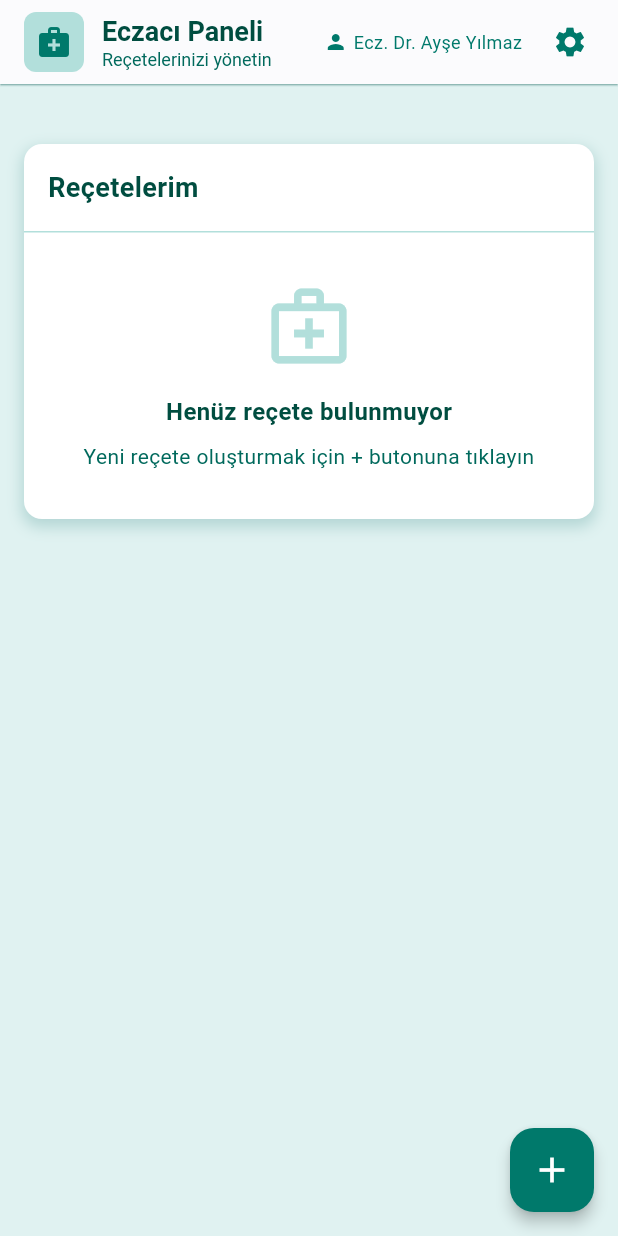
After one commit to Mert30/YZTA-Bootcamp-Group-110, a Flutter app: the PharmacyHomePage screen opened directly, on a phone screen of 412 x 824 dp. The commit adds this screen. Run offline on Flutter 3.47's test engine with Material 3 defaults, Android fonts, the light colour scheme and no system bars; our stand-ins replace cloud_firestore, firebase_auth, firebase_core; missing offline and left inert: mobile_scanner; accounts and stored records are empty.

Commit message:
feat: Eczacı paneli ana sayfa (pharmacy_home_page) arayüzü eklendi

```diff
--- /dev/null
+++ b/smart_med_assistant/lib/pages/pharmacy_home_page.dart
@@ -0,0 +1,395 @@
+import 'package:cloud_firestore/cloud_firestore.dart';
+import 'package:flutter/material.dart';
+import 'pharmacy_process_page.dart';
+
+class PharmacyHomePage extends StatefulWidget {
+  const PharmacyHomePage({Key? key}) : super(key: key);
+
+  @override
+  State<PharmacyHomePage> createState() => _PharmacyHomePageState();
+}
+
+class _PharmacyHomePageState extends State<PharmacyHomePage> {
+  static const String _doctorName = 'Ecz. Dr. Ayşe Yılmaz';
+  static const String _appTitle = 'Eczacı Paneli';
+  static const String _appSubtitle = 'Reçetelerinizi yönetin';
+
+  @override
+  Widget build(BuildContext context) {
+    return Scaffold(
+      backgroundColor: AppColors.background,
+      appBar: _buildAppBar(),
+      body: _buildBody(),
+      floatingActionButton: _buildFloatingActionButton(),
+    );
+  }
+
+  PreferredSizeWidget _buildAppBar() {
+    return AppBar(
+      backgroundColor: Colors.white,
+      elevation: 0.5,
+      shadowColor: Colors.teal,
+      title: _buildAppBarTitle(),
+      actions: [_buildAppBarActions()],
+    );
+  }
+
+  Widget _buildAppBarTitle() {
+    return Row(
+      children: [
+        _buildAppIcon(),
+        const SizedBox(width: 12),
+        _buildTitleColumn(),
+      ],
+    );
+  }
+
+  Widget _buildAppIcon() {
+    return Container(
+      padding: const EdgeInsets.all(8),
+      decoration: BoxDecoration(
+        color: AppColors.primaryLight,
+        borderRadius: BorderRadius.circular(8),
+      ),
+      child: Icon(
+        Icons.medical_services,
+        color: AppColors.primary,
+        size: 24,
+      ),
+    );
+  }
+
+  Widget _buildTitleColumn() {
+    return Column(
+      crossAxisAlignment: CrossAxisAlignment.start,
+      children: [
+        Text(_appTitle, style: AppTextStyles.appBarTitle),
+        Text(_appSubtitle, style: AppTextStyles.appBarSubtitle),
+      ],
+    );
+  }
+
+  Widget _buildAppBarActions() {
+    return Padding(
+      padding: const EdgeInsets.only(right: 8),
+      child: Row(
+        mainAxisSize: MainAxisSize.min,
+        children: [
+          Icon(Icons.person, color: Colors.teal.shade700, size: 16),
+          const SizedBox(width: 4),
+          Text(_doctorName, style: AppTextStyles.doctorName),
+          const SizedBox(width: 8),
+          IconButton(
+            icon: Icon(Icons.settings, color: Colors.teal.shade700),
+            onPressed: _onSettingsPressed,
+          ),
+        ],
+      ),
+    );
+  }
+
+  Widget _buildBody() {
+    return SingleChildScrollView(
+      padding: const EdgeInsets.all(16),
+      child: Column(
+        children: [
+          // Firebase verisine göre istatistikleri ayrı bir StreamBuilder ile gösterebilirsin
+          const SizedBox(height: 24),
+          _buildPrescriptionsSection(),
+        ],
+      ),
+    );
+  }
+
+  Widget _buildPrescriptionsSection() {
+    return Container(
+      width: double.infinity,
+      decoration: BoxDecoration(
+        color: Colors.white,
+        borderRadius: BorderRadius.circular(12),
+        boxShadow: AppShadows.cardShadow,
+      ),
+      child: Column(
+        children: [
+          _buildPrescriptionsHeader(),
+          _buildPrescriptionsList(),
+        ],
+      ),
+    );
+  }
+
+  Widget _buildPrescriptionsHeader() {
+    return Container(
+      padding: const EdgeInsets.all(16),
+      decoration: BoxDecoration(
+        border: Border(
+          bottom: BorderSide(color: Colors.teal.shade100),
+        ),
+      ),
+      child: Row(
+        children: [
+          Text('Reçetelerim', style: AppTextStyles.sectionTitle),
+        ],
+      ),
+    );
+  }
+
+  Widget _buildPrescriptionsList() {
+    return StreamBuilder<QuerySnapshot>(
+      stream: FirebaseFirestore.instance.collection('medicine').snapshots(),
+      builder: (context, snapshot) {
+        if (snapshot.connectionState == ConnectionState.waiting) {
+          return const Padding(
+            padding: EdgeInsets.all(32),
+            child: Center(child: CircularProgressIndicator()),
+          );
+        }
+
+        if (!snapshot.hasData || snapshot.data!.docs.isEmpty) {
+          return _buildEmptyState();
+        }
+
+        final docs = snapshot.data!.docs;
+        final prescriptions = docs
+            .map((doc) => PrescriptionModel.fromFirestore(doc))
+            .toList();
+
+        return ListView.separated(
+          shrinkWrap: true,
+          physics: const NeverScrollableScrollPhysics(),
+          itemCount: prescriptions.length,
+          separatorBuilder: (context, index) => Divider(
+            height: 1,
+            color: Colors.teal.shade100,
+            indent: 16,
+            endIndent: 16,
+          ),
+          itemBuilder: (context, index) =>
+              _buildPrescriptionItem(prescriptions[index]),
+        );
+      },
+    );
+  }
+
+  Widget _buildPrescriptionItem(PrescriptionModel prescription) {
+    return Padding(
+      padding: const EdgeInsets.all(16),
+      child: Column(
+        crossAxisAlignment: CrossAxisAlignment.start,
+        children: [
+          Row(
+            children: [
+              Expanded(child: Text(prescription.patientName, style: AppTextStyles.patientName)),
+              _buildStatusChip(prescription.status),
+            ],
+          ),
+          const SizedBox(height: 6),
+          Text(prescription.medicationName, style: AppTextStyles.medicationName),
+          const SizedBox(height: 8),
+          _buildPrescriptionDetails(prescription),
+        ],
+      ),
+    );
+  }
+
+  Widget _buildStatusChip(PrescriptionStatus status) {
+    final isActive = status == PrescriptionStatus.active;
+    return Container(
+      padding: const EdgeInsets.symmetric(horizontal: 8, vertical: 4),
+      decoration: BoxDecoration(
+        color: isActive ? Colors.teal.shade50 : Colors.grey[50],
+        borderRadius: BorderRadius.circular(12),
+      ),
+      child: Text(
+        status.displayName,
+        style: TextStyle(
+          fontSize: 10,
+          fontWeight: FontWeight.w500,
+          color: isActive ? Colors.teal.shade800 : Colors.grey[800],
+        ),
+      ),
+    );
+  }
+
+  Widget _buildPrescriptionDetails(PrescriptionModel prescription) {
+    return Row(
+      children: [
+        _buildDetailItem('📅', prescription.createdDate),
+        const SizedBox(width: 16),
+        _buildDetailItem('💊', prescription.dosage),
+        const SizedBox(width: 16),
+        _buildDetailItem('⏰', prescription.duration),
+      ],
+    );
+  }
+
+  Widget _buildDetailItem(String emoji, String text) {
+    return Text('$emoji $text', style: AppTextStyles.prescriptionDetail);
+  }
+
+  Widget _buildEmptyState() {
+    return Padding(
+      padding: const EdgeInsets.all(32),
+      child: Column(
+        children: [
+          Icon(Icons.medical_services_outlined, size: 60, color: Colors.teal.shade100),
+          const SizedBox(height: 16),
+          Text('Henüz reçete bulunmuyor', style: AppTextStyles.emptyTitle),
+          const SizedBox(height: 8),
+          Text(
+            'Yeni reçete oluşturmak için + butonuna tıklayın',
+            style: AppTextStyles.emptySubtitle,
+            textAlign: TextAlign.center,
+          ),
+        ],
+      ),
+    );
+  }
+
+  Widget _buildFloatingActionButton() {
+    return FloatingActionButton(
+      onPressed: _onCreatePrescriptionPressed,
+      backgroundColor: AppColors.primary,
+      elevation: 4,
+      child: const Icon(Icons.add, size: 28, color: Colors.white),
+    );
+  }
+
+  void _onSettingsPressed() {}
+
+  void _onCreatePrescriptionPressed() {
+    Navigator.push(
+      context,
+      MaterialPageRoute(
+        builder: (context) => const PharmacyProcessPage(),
+      ),
+    );
+  }
+}
+
+// === Model & Enum ===
+
+class PrescriptionModel {
+  final int id;
+  final String patientName;
+  final String medicationName;
+  final String createdDate;
+  final PrescriptionStatus status;
+  final String duration;
+  final String dosage;
+
+  const PrescriptionModel({
+    required this.id,
+    required this.patientName,
+    required this.medicationName,
+    required this.createdDate,
+    required this.status,
+    required this.duration,
+    required this.dosage,
+  });
+
+  factory PrescriptionModel.fromFirestore(DocumentSnapshot doc) {
+    final data = doc.data() as Map<String, dynamic>;
+    return PrescriptionModel(
+      id: doc.id.hashCode,
+      patientName: data['patientName'] ?? '',
+      medicationName: data['barcode'] ?? '',
+      createdDate: data['startDate']?.substring(0, 10) ?? '',
+      status: PrescriptionStatus.active,
+      duration: _calculateDuration(data['startDate'], data['finishDate']),
+      dosage: '2x1', // Firebase'de varsa güncelleyebilirsin
+    );
+  }
+
+  static String _calculateDuration(String? start, String? finish) {
+    if (start == null || finish == null) return '-';
+    final s = DateTime.tryParse(start);
+    final f = DateTime.tryParse(finish);
+    if (s == null || f == null) return '-';
+    return '${f.difference(s).inDays} gün';
+  }
+}
+
+enum PrescriptionStatus {
+  active,
+  completed;
+
+  String get displayName {
+    switch (this) {
+      case PrescriptionStatus.active:
+        return 'Aktif';
+      case PrescriptionStatus.completed:
+        return 'Tamamlandı';
+    }
+  }
+}
+
+// === Tema ===
+
+class AppColors {
+  static const Color background = Color(0xFFE0F2F1);
+  static const Color primary = Color(0xFF00796B);
+  static const Color primaryLight = Color(0xFFB2DFDB);
+}
+
+class AppTextStyles {
+  static const TextStyle appBarTitle = TextStyle(
+    fontSize: 18,
+    fontWeight: FontWeight.bold,
+    color: Color(0xFF004D40),
+  );
+
+  static const TextStyle appBarSubtitle = TextStyle(
+    fontSize: 12,
+    color: Color(0xFF00695C),
+  );
+
+  static const TextStyle doctorName = TextStyle(
+    fontSize: 12,
+    color: Color(0xFF00796B),
+  );
+
+  static const TextStyle sectionTitle = TextStyle(
+    fontSize: 18,
+    fontWeight: FontWeight.w600,
+    color: Color(0xFF004D40),
+  );
+
+  static const TextStyle patientName = TextStyle(
+    fontSize: 16,
+    fontWeight: FontWeight.w600,
+    color: Color(0xFF004D40),
+  );
+
+  static const TextStyle medicationName = TextStyle(
+    fontSize: 14,
+    color: Color(0xFF00796B),
+  );
+
+  static const TextStyle prescriptionDetail = TextStyle(
+    fontSize: 12,
+    color: Color(0xFF00796B),
+  );
+
+  static const TextStyle emptyTitle = TextStyle(
+    fontSize: 16,
+    fontWeight: FontWeight.w600,
+    color: Color(0xFF004D40),
+  );
+
+  static const TextStyle emptySubtitle = TextStyle(
+    fontSize: 14,
+    color: Color(0xFF00695C),
+  );
+}
+
+class AppShadows {
+  static const List<BoxShadow> cardShadow = [
+    BoxShadow(
+      color: Color(0x33006461),
+      spreadRadius: 1,
+      blurRadius: 8,
+      offset: Offset(0, 4),
+    ),
+  ];
+}
--- a/smart_med_assistant/lib/pages/pharmacy_login_page.dart
+++ b/smart_med_assistant/lib/pages/pharmacy_login_page.dart
@@ -1,4 +1,5 @@
 import 'package:flutter/material.dart';
+import 'package:smart_med_assistant/pages/pharmacy_home_page.dart';
 import 'package:smart_med_assistant/pages/pharmacy_process_page.dart';
 import 'package:smart_med_assistant/pages/pharmacy_register_page.dart';
 
@@ -22,9 +23,9 @@ class _PharmacyLoginPageState extends State<PharmacyLoginPage> {
       ScaffoldMessenger.of(
         context,
       ).showSnackBar(SnackBar(content: Text('Hoş geldin, $email')));
-      Navigator.push(
+      Navigator.pushReplacement(
         context,
-        MaterialPageRoute(builder: (context) => const PharmacyProcessPage()),
+        MaterialPageRoute(builder: (context) => const PharmacyHomePage()),
       );
     }
   }
```
